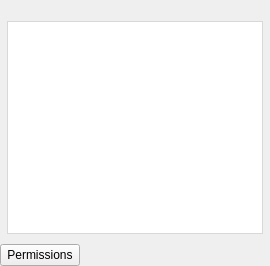
Old version of the form src/MEGASync/gui/macx/RemoteItemUi.ui in the repository meganz/MEGAsync.
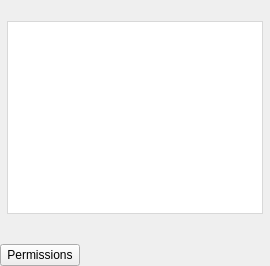
New version of the form. Custom widgets are drawn as their Qt base class.

Commit message: Add segmented controllers for macOS

What changed in the file:
```diff
--- a/src/MEGASync/gui/macx/RemoteItemUi.ui
+++ b/src/MEGASync/gui/macx/RemoteItemUi.ui
@@ -30,14 +30,14 @@
     <number>0</number>
    </property>
    <item>
-    <widget class="QWidget" name="tableContainer" native="true">
+    <widget class="QWidget" name="tableAndTitleContainer" native="true">
      <property name="sizePolicy">
       <sizepolicy hsizetype="Expanding" vsizetype="Expanding">
        <horstretch>0</horstretch>
        <verstretch>0</verstretch>
       </sizepolicy>
      </property>
-     <layout class="QVBoxLayout" name="tableLayout">
+     <layout class="QVBoxLayout" name="verticalLayout_2">
       <property name="spacing">
        <number>7</number>
       </property>
@@ -67,6 +67,30 @@
        </widget>
       </item>
       <item>
+       <widget class="QWidget" name="tableContainer" native="true">
+        <property name="sizePolicy">
+         <sizepolicy hsizetype="Expanding" vsizetype="Expanding">
+          <horstretch>0</horstretch>
+          <verstretch>0</verstretch>
+         </sizepolicy>
+        </property>
+        <layout class="QVBoxLayout" name="tableLayout">
+         <property name="spacing">
+          <number>0</number>
+         </property>
+         <property name="leftMargin">
+          <number>0</number>
+         </property>
+         <property name="topMargin">
+          <number>0</number>
+         </property>
+         <property name="rightMargin">
+          <number>0</number>
+         </property>
+         <property name="bottomMargin">
+          <number>0</number>
+         </property>
+         <item>
        <widget class="QTableView" name="tableView">
         <property name="styleSheet">
          <string notr="true">QTableView
@@ -158,6 +182,25 @@
         </attribute>
        </widget>
       </item>
+         <item>
+          <widget class="QSegmentedControl" name="tableSegementedControl" native="true">
+           <property name="minimumSize">
+            <size>
+             <width>0</width>
+             <height>20</height>
+            </size>
+           </property>
+           <property name="maximumSize">
+            <size>
+             <width>16777215</width>
+             <height>20</height>
+            </size>
+           </property>
+          </widget>
+         </item>
+        </layout>
+       </widget>
+      </item>
      </layout>
     </widget>
    </item>
@@ -207,6 +250,14 @@
    </item>
   </layout>
  </widget>
+ <customwidgets>
+  <customwidget>
+   <class>QSegmentedControl</class>
+   <extends>QWidget</extends>
+   <header location="global">QSegmentedControl.h</header>
+   <container>1</container>
+  </customwidget>
+ </customwidgets>
  <resources/>
  <connections/>
 </ui>
```
Lines whose indentation alone changed are shown as unchanged. The commit also changes 2 other files.
